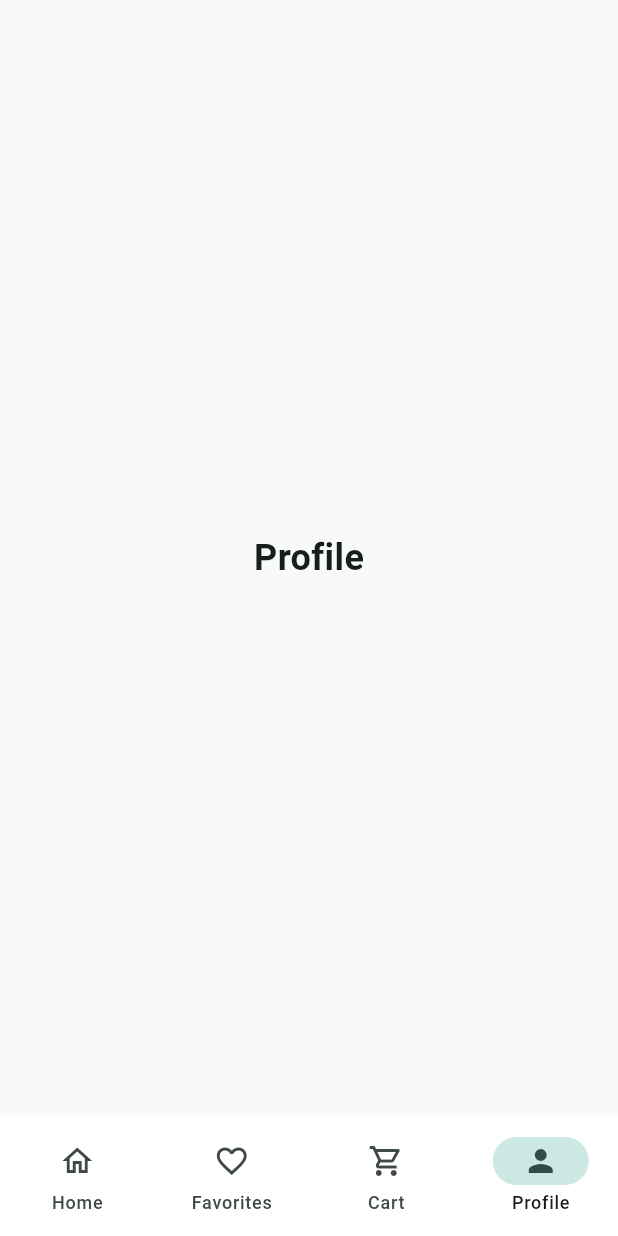
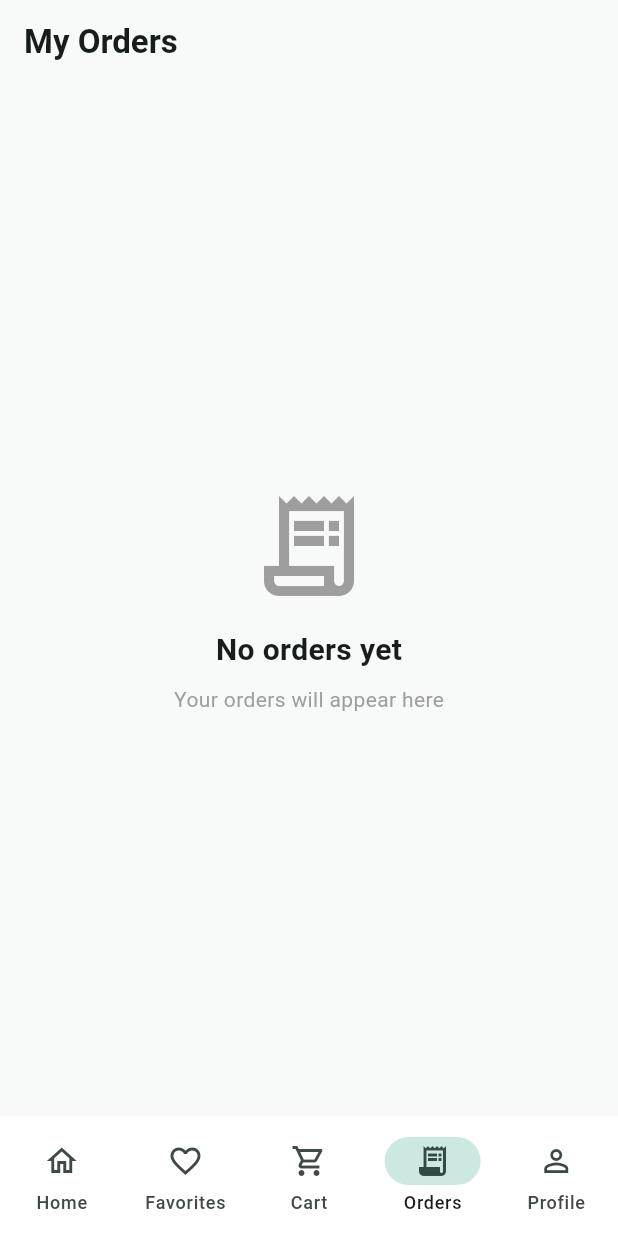
Before and after one commit to Abdullah9b/hunger-flutter-app, a Flutter app: the screen it shows once a user with an empty profile is signed in, item 4 of the bottom bar chosen, on a phone screen of 412 x 824 dp. Run offline on Flutter 3.47's test engine with Material 3 defaults, Android fonts, the phone set to English and light mode, and no system bars; our stand-ins replace cloud_firestore, firebase_auth, firebase_core; accounts and stored records are empty; network calls fail.

Commit message:
Add order history

```diff
--- a/lib/main.dart
+++ b/lib/main.dart
@@ -11,6 +11,7 @@ import 'package:provider/provider.dart';
 
 import 'services/cart_service.dart';
 import 'screens/cart/cart_screen.dart';
+import 'screens/orders/orders_screen.dart';
 
 void main() async {
   WidgetsFlutterBinding.ensureInitialized();
@@ -75,6 +76,8 @@ class _HungerHomePageState extends State<HungerHomePage> {
             )
           : _selectedIndex == 2
           ? const CartScreen()
+          : _selectedIndex == 3
+          ? const OrdersScreen()
           : const Center(
               child: Text(
                 'Profile',
@@ -104,6 +107,11 @@ class _HungerHomePageState extends State<HungerHomePage> {
             icon: Icon(Icons.shopping_cart_outlined),
             selectedIcon: Icon(Icons.shopping_cart),
             label: 'Cart',
+          ),
+          NavigationDestination(
+            icon: Icon(Icons.receipt_long_outlined),
+            selectedIcon: Icon(Icons.receipt_long),
+            label: 'Orders',
           ),
           NavigationDestination(
             icon: Icon(Icons.person_outline),
--- /dev/null
+++ b/lib/screens/orders/orders_screen.dart
@@ -0,0 +1,203 @@
+import 'package:cloud_firestore/cloud_firestore.dart';
+import 'package:firebase_auth/firebase_auth.dart';
+import 'package:flutter/material.dart';
+
+class OrdersScreen extends StatelessWidget {
+  const OrdersScreen({super.key});
+
+  final Color primaryColor = const Color(0xFF2F7D72);
+
+  @override
+  Widget build(BuildContext context) {
+    final user = FirebaseAuth.instance.currentUser;
+
+    return Scaffold(
+      backgroundColor: const Color(0xFFF8FAF9),
+      appBar: AppBar(
+        backgroundColor: const Color(0xFFF8FAF9),
+        elevation: 0,
+        title: const Text(
+          'My Orders',
+          style: TextStyle(fontWeight: FontWeight.bold),
+        ),
+      ),
+      body: user == null
+          ? const Center(child: Text('Please login to view your orders'))
+          : StreamBuilder<QuerySnapshot>(
+              stream: FirebaseFirestore.instance
+                  .collection('orders')
+                  .where('userId', isEqualTo: user.uid)
+                  .snapshots(),
+              builder: (context, snapshot) {
+                if (snapshot.connectionState == ConnectionState.waiting) {
+                  return const Center(child: CircularProgressIndicator());
+                }
+
+                if (snapshot.hasError) {
+                  return Center(
+                    child: Text(
+                      'Error: ${snapshot.error}',
+                      textAlign: TextAlign.center,
+                    ),
+                  );
+                }
+
+                final orders = snapshot.data?.docs ?? [];
+
+                if (orders.isEmpty) {
+                  return const Center(
+                    child: Column(
+                      mainAxisAlignment: MainAxisAlignment.center,
+                      children: [
+                        Icon(
+                          Icons.receipt_long_outlined,
+                          size: 80,
+                          color: Colors.grey,
+                        ),
+                        SizedBox(height: 15),
+                        Text(
+                          'No orders yet',
+                          style: TextStyle(
+                            fontSize: 20,
+                            fontWeight: FontWeight.bold,
+                          ),
+                        ),
+                        SizedBox(height: 8),
+                        Text(
+                          'Your orders will appear here',
+                          style: TextStyle(color: Colors.grey),
+                        ),
+                      ],
+                    ),
+                  );
+                }
+
+                return ListView.builder(
+                  padding: const EdgeInsets.all(20),
+                  itemCount: orders.length,
+                  itemBuilder: (context, index) {
+                    final order = orders[index].data() as Map<String, dynamic>;
+
+                    final items = List<Map<String, dynamic>>.from(
+                      order['items'] ?? [],
+                    );
+
+                    final totalPrice = (order['totalPrice'] ?? 0).toDouble();
+
+                    final paymentMethod = order['paymentMethod'] ?? '';
+
+                    final status = order['status'] ?? 'Pending';
+
+                    final createdAt = order['createdAt'] as Timestamp?;
+
+                    String dateText = 'Date unavailable';
+
+                    if (createdAt != null) {
+                      final date = createdAt.toDate();
+
+                      dateText = '${date.day}/${date.month}/${date.year}';
+                    }
+
+                    return Container(
+                      margin: const EdgeInsets.only(bottom: 15),
+                      padding: const EdgeInsets.all(18),
+                      decoration: BoxDecoration(
+                        color: Colors.white,
+                        borderRadius: BorderRadius.circular(18),
+                        boxShadow: [
+                          BoxShadow(
+                            color: Colors.black.withOpacity(0.04),
+                            blurRadius: 10,
+                            offset: const Offset(0, 4),
+                          ),
+                        ],
+                      ),
+                      child: Column(
+                        crossAxisAlignment: CrossAxisAlignment.start,
+                        children: [
+                          Row(
+                            mainAxisAlignment: MainAxisAlignment.spaceBetween,
+                            children: [
+                              const Text(
+                                'Order',
+                                style: TextStyle(
+                                  fontSize: 18,
+                                  fontWeight: FontWeight.bold,
+                                ),
+                              ),
+                              Container(
+                                padding: const EdgeInsets.symmetric(
+                                  horizontal: 12,
+                                  vertical: 6,
+                                ),
+                                decoration: BoxDecoration(
+                                  color: const Color(0xFFE8F3F0),
+                                  borderRadius: BorderRadius.circular(20),
+                                ),
+                                child: Text(
+                                  status,
+                                  style: TextStyle(
+                                    color: primaryColor,
+                                    fontWeight: FontWeight.bold,
+                                  ),
+                                ),
+                              ),
+                            ],
+                          ),
+                          const SizedBox(height: 8),
+                          Text(
+                            dateText,
+                            style: const TextStyle(color: Colors.grey),
+                          ),
+                          const SizedBox(height: 15),
+                          ...items.map((item) {
+                            return Padding(
+                              padding: const EdgeInsets.only(bottom: 8),
+                              child: Row(
+                                mainAxisAlignment:
+                                    MainAxisAlignment.spaceBetween,
+                                children: [
+                                  Expanded(
+                                    child: Text(
+                                      '${item['name']} × ${item['quantity']}',
+                                      style: const TextStyle(fontSize: 15),
+                                    ),
+                                  ),
+                                  Text(
+                                    '৳${(item['totalPrice'] ?? 0).toDouble().toStringAsFixed(0)}',
+                                    style: const TextStyle(
+                                      fontWeight: FontWeight.w600,
+                                    ),
+                                  ),
+                                ],
+                              ),
+                            );
+                          }),
+                          const Divider(height: 25),
+                          Row(
+                            mainAxisAlignment: MainAxisAlignment.spaceBetween,
+                            children: [
+                              Text(
+                                paymentMethod,
+                                style: const TextStyle(color: Colors.grey),
+                              ),
+                              Text(
+                                '৳${totalPrice.toStringAsFixed(0)}',
+                                style: TextStyle(
+                                  color: primaryColor,
+                                  fontSize: 20,
+                                  fontWeight: FontWeight.bold,
+                                ),
+                              ),
+                            ],
+                          ),
+                        ],
+                      ),
+                    );
+                  },
+                );
+              },
+            ),
+    );
+  }
+}
```
